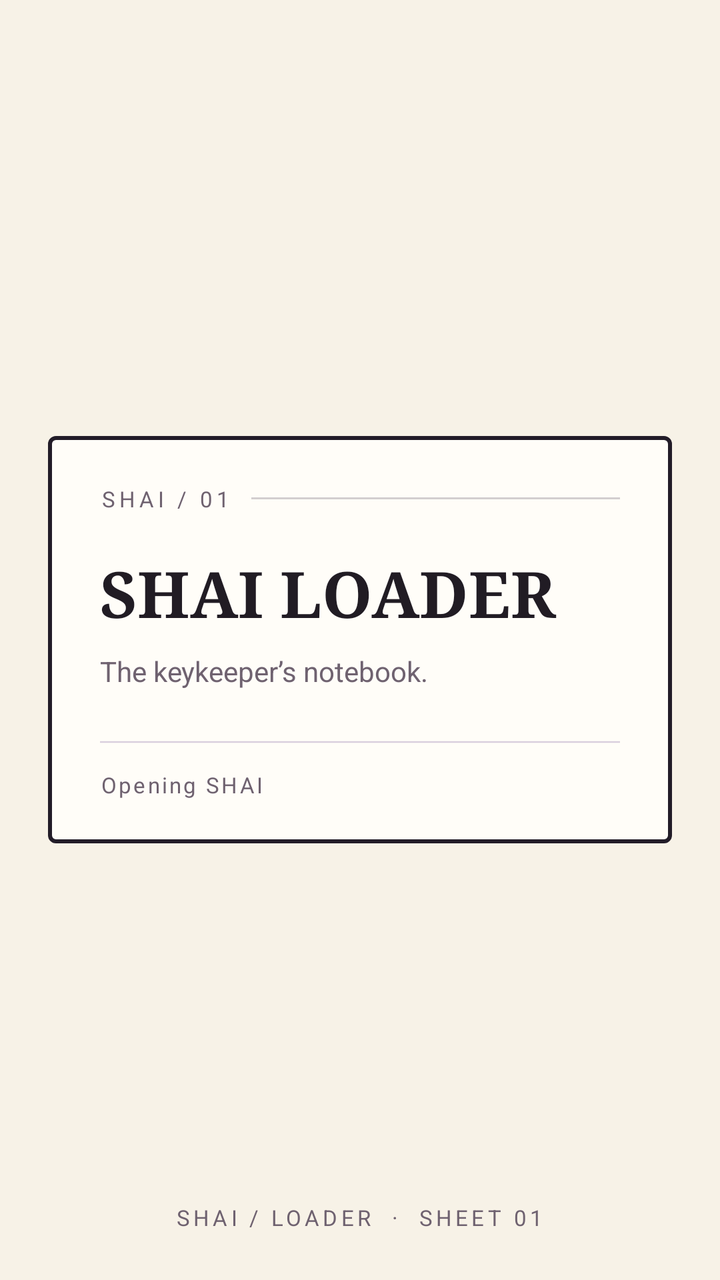
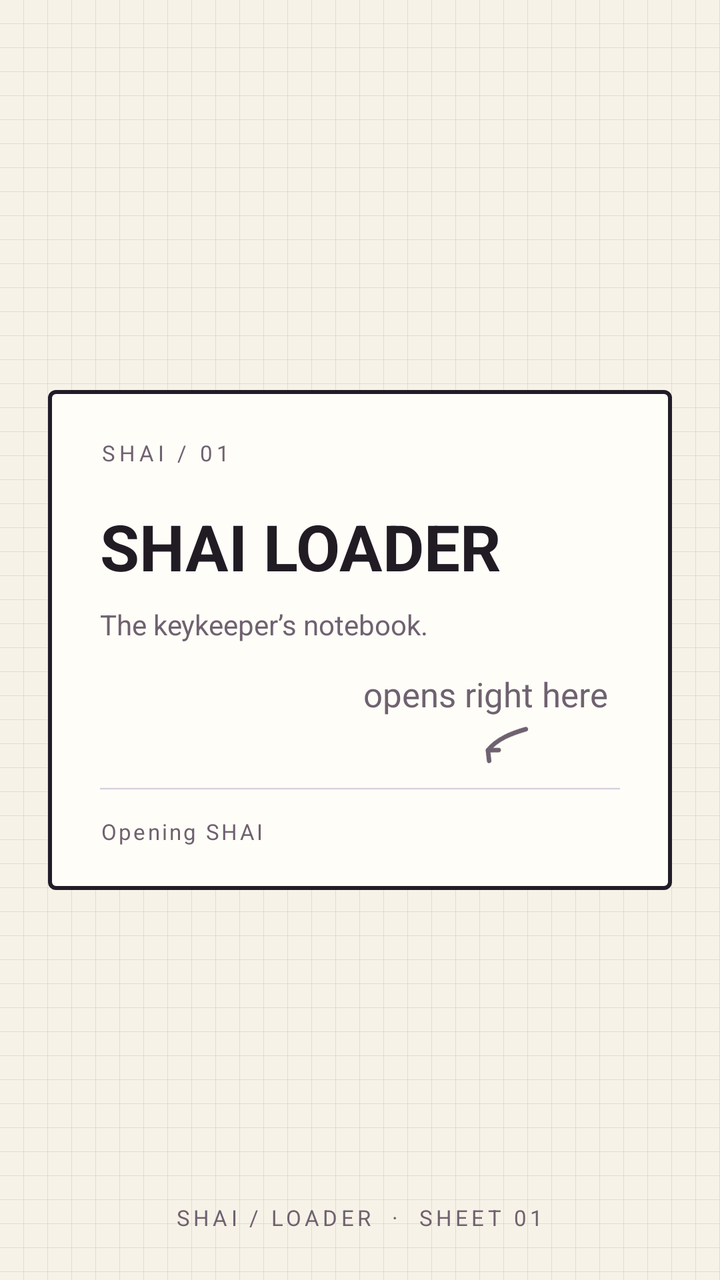

Compare the two renders of this Android layout. The source of the first and the diff that turns it into the second are given below.
<!-- AndroidManifest.xml: activity theme SplashTheme -->
<!-- res/layout/activity_splash.xml -->
<?xml version="1.0" encoding="utf-8"?>
<FrameLayout xmlns:android="http://schemas.android.com/apk/res/android"
    android:layout_width="match_parent"
    android:layout_height="match_parent"
    android:background="@color/sketch_paper"
    android:padding="24dp">

    <LinearLayout
        android:id="@+id/splash_card"
        android:layout_width="match_parent"
        android:layout_height="wrap_content"
        android:layout_gravity="center"
        android:background="@drawable/splash_sketch"
        android:orientation="vertical"
        android:paddingStart="26dp"
        android:paddingTop="24dp"
        android:paddingEnd="26dp"
        android:paddingBottom="22dp">

        <LinearLayout
            android:layout_width="match_parent"
            android:layout_height="wrap_content"
            android:gravity="center_vertical"
            android:orientation="horizontal">

            <TextView
                android:layout_width="wrap_content"
                android:layout_height="wrap_content"
                android:letterSpacing="0.18"
                android:text="SHAI / 01"
                android:textColor="@color/sketch_pencil"
                android:textSize="11sp" />

            <View
                android:layout_width="0dp"
                android:layout_height="1dp"
                android:layout_marginStart="10dp"
                android:layout_weight="1"
                android:background="#4D6F6270" />
        </LinearLayout>

        <TextView
            android:layout_width="wrap_content"
            android:layout_height="wrap_content"
            android:layout_marginTop="18dp"
            android:fontFamily="serif"
            android:text="SHAI LOADER"
            android:textColor="@color/sketch_ink"
            android:textSize="32sp"
            android:textStyle="bold" />

        <TextView
            android:layout_width="wrap_content"
            android:layout_height="wrap_content"
            android:layout_marginTop="8dp"
            android:text="The keykeeper’s notebook."
            android:textColor="@color/sketch_pencil"
            android:textSize="14sp" />

        <ProgressBar
            android:id="@+id/progressBarSplash"
            style="?android:attr/progressBarStyleHorizontal"
            android:layout_width="match_parent"
            android:layout_height="4dp"
            android:layout_marginTop="24dp"
            android:indeterminate="true"
            android:indeterminateTint="@color/sketch_draft"
            android:progressBackgroundTint="#D7D0CB" />

        <TextView
            android:layout_width="wrap_content"
            android:layout_height="wrap_content"
            android:layout_marginTop="12dp"
            android:letterSpacing="0.10"
            android:text="Opening SHAI"
            android:textColor="@color/sketch_pencil"
            android:textSize="11sp" />
    </LinearLayout>

    <TextView
        android:id="@+id/splash_footer"
        android:layout_width="wrap_content"
        android:layout_height="wrap_content"
        android:layout_gravity="bottom|center_horizontal"
        android:letterSpacing="0.16"
        android:text="SHAI / LOADER  ·  SHEET 01"
        android:textColor="@color/sketch_pencil"
        android:textSize="11sp" />
</FrameLayout>
<!-- resources referenced by this layout -->
<resources>
  <color name="sketch_draft">#6A4A8C</color>
  <color name="sketch_ink">#211C24</color>
  <color name="sketch_paper">#F7F2E7</color>
  <color name="sketch_pencil">#6F6270</color>
  <!-- drawable splash_sketch (drawable) -->
  <shape xmlns:android="http://schemas.android.com/apk/res/android"><solid android:color="#FFFDF8"/><stroke android:width="2dp" android:color="#221C28"/><corners android:radius="3dp"/></shape>
  <style name="SplashTheme" parent="AppTheme">
          <item name="android:windowBackground">@color/sketch_paper</item>
          <item name="android:windowLightStatusBar">true</item>
      </style>
  <style name="AppTheme" parent="Theme.Material3.DayNight.NoActionBar">
          <item name="android:navigationBarColor">@color/background_color_dark</item>
          <item name="android:windowBackground">@color/background_color_dark</item>
          <item name="android:textColor">@color/textColor</item>
          <item name="android:statusBarColor">@color/background_color_dark</item>
          <item name="android:colorAccent">@color/max_gold</item>
          <item name="colorPrimary">@color/max_gold</item>
          <item name="colorSecondary">@color/max_orchid</item>
          <item name="android:windowLightStatusBar">false</item>
      </style>
  <color name="background_color_dark">#0A0610</color>
  <color name="textColor">#F6EFFF</color>
  <color name="max_gold">#E9C77E</color>
  <color name="max_orchid">#E2C7FF</color>
</resources>

<!-- the commit's change to res/layout/activity_splash.xml (unified diff, before → after) -->
@@ -2,7 +2,7 @@
 <FrameLayout xmlns:android="http://schemas.android.com/apk/res/android"
     android:layout_width="match_parent"
     android:layout_height="match_parent"
-    android:background="@color/sketch_paper"
+    android:background="@drawable/paper_grid"
     android:padding="24dp">
 
     <LinearLayout
@@ -30,20 +30,12 @@
                 android:text="SHAI / 01"
                 android:textColor="@color/sketch_pencil"
                 android:textSize="11sp" />
-
-            <View
-                android:layout_width="0dp"
-                android:layout_height="1dp"
-                android:layout_marginStart="10dp"
-                android:layout_weight="1"
-                android:background="#4D6F6270" />
         </LinearLayout>
 
         <TextView
             android:layout_width="wrap_content"
             android:layout_height="wrap_content"
             android:layout_marginTop="18dp"
-            android:fontFamily="serif"
             android:text="SHAI LOADER"
             android:textColor="@color/sketch_ink"
             android:textSize="32sp"
@@ -57,12 +49,40 @@
             android:textColor="@color/sketch_pencil"
             android:textSize="14sp" />
 
+        
+        <LinearLayout
+            android:layout_width="match_parent"
+            android:layout_height="wrap_content"
+            android:layout_marginTop="14dp"
+            android:gravity="end|bottom"
+            android:orientation="vertical">
+
+            <TextView
+                android:layout_width="wrap_content"
+                android:layout_height="wrap_content"
+                android:layout_marginEnd="6dp"
+                android:fontFamily="@font/patrick_hand"
+                android:text="opens right here"
+                android:textColor="@color/sketch_pencil"
+                android:textSize="17sp" />
+
+            <ImageView
+                android:layout_width="32dp"
+                android:layout_height="32dp"
+                android:layout_gravity="end"
+                android:layout_marginEnd="44dp"
+                android:importantForAccessibility="no"
+                android:rotation="8"
+                android:scaleType="fitCenter"
+                android:src="@drawable/ic_sketch_arrow" />
+        </LinearLayout>
+
         <ProgressBar
             android:id="@+id/progressBarSplash"
             style="?android:attr/progressBarStyleHorizontal"
             android:layout_width="match_parent"
             android:layout_height="4dp"
-            android:layout_marginTop="24dp"
+            android:layout_marginTop="2dp"
             android:indeterminate="true"
             android:indeterminateTint="@color/sketch_draft"
             android:progressBackgroundTint="#D7D0CB" />
<!-- resource entries referenced after the edit -->
@@ -3,7 +3,41 @@
   <color name="sketch_draft">#6A4A8C</color>
   <color name="sketch_ink">#211C24</color>
   <color name="sketch_paper">#F7F2E7</color>
+  <!-- drawable paper_grid_tile: png bitmap (drawable-hdpi, 96 bytes) -->
   <color name="sketch_pencil">#6F6270</color>
+  <!-- drawable ic_sketch_arrow (drawable) -->
+  <?xml version="1.0" encoding="utf-8"?>
+  <vector xmlns:android="http://schemas.android.com/apk/res/android"
+      android:width="40dp"
+      android:height="40dp"
+      android:viewportWidth="24"
+      android:viewportHeight="24">
+      <path
+          android:id="@+id/arrow_shaft"
+          android:pathData="M20.6,3.4 C15.2,5.8 10.4,8.6 7.6,13.2"
+          android:strokeColor="#6F6270"
+          android:strokeWidth="1.7"
+          android:strokeLineCap="round"
+          android:fillColor="#00000000" />
+      <path
+          android:id="@+id/arrow_head"
+          android:pathData="M11.6,12.6 L7.6,13.2 L8.6,17.1"
+          android:strokeColor="#6F6270"
+          android:strokeWidth="1.7"
+          android:strokeLineCap="round"
+          android:strokeLineJoin="round"
+          android:fillColor="#00000000" />
+  </vector>
+  <!-- drawable paper_grid (drawable) -->
+  <?xml version="1.0" encoding="utf-8"?>
+  <layer-list xmlns:android="http://schemas.android.com/apk/res/android">
+      <item android:drawable="@color/sketch_paper" />
+      <item>
+          <bitmap
+              android:src="@drawable/paper_grid_tile"
+              android:tileMode="repeat" />
+      </item>
+  </layer-list>
   <!-- drawable splash_sketch (drawable) -->
   <shape xmlns:android="http://schemas.android.com/apk/res/android"><solid android:color="#FFFDF8"/><stroke android:width="2dp" android:color="#221C28"/><corners android:radius="3dp"/></shape>
   <style name="SplashTheme" parent="AppTheme">
